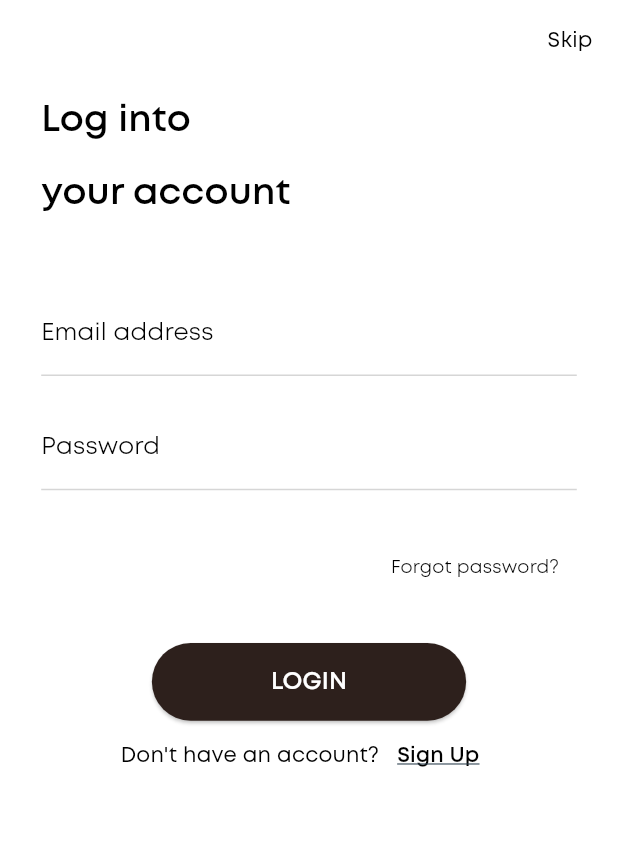
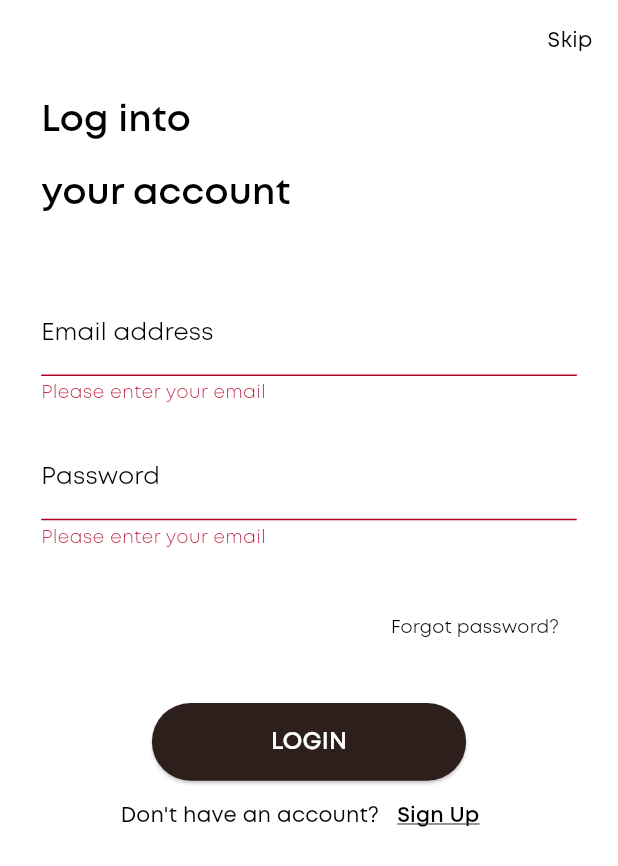
Before and after one commit to Bthloo/E-Commerce, a Flutter app: the screen it shows after launch, after a tap on "LOGIN", on a phone screen of 412 x 824 dp. Shown: the top 866 px of the screen. Run offline on Flutter 3.47's test engine with Material 3 defaults, Android fonts, the phone set to English and light mode, and no system bars; our stand-ins replace carousel_slider, dots_indicator, flutter_bloc, flutter_rating_bar, flutter_screenutil, fluttertoast and 2 more.

Commit message:
Complete Theming & Add Login Cubit

```diff
--- a/lib/core/general_components/custom_form_field.dart
+++ b/lib/core/general_components/custom_form_field.dart
@@ -1,6 +1,5 @@
 
 import 'package:flutter/material.dart';
-import 'package:flutter_screenutil/flutter_screenutil.dart';
 
 
 typedef MyValidator = String? Function(String?);
--- a/lib/features/home_screen/view/component/drawer_widget.dart
+++ b/lib/features/home_screen/view/component/drawer_widget.dart
@@ -1,10 +1,7 @@
-import 'package:flutter/cupertino.dart';
 import 'package:flutter/material.dart';
-import 'package:flutter/painting.dart';
 import 'package:flutter_bloc/flutter_bloc.dart';
 import 'package:flutter_screenutil/flutter_screenutil.dart';
 import 'package:lite_rolling_switch/lite_rolling_switch.dart';
-
 import '../../../../themeing/theme_cubit.dart';
 import '../../../../themeing/theme_enum.dart';
 import 'drawer_header_inside_widget.dart';
--- a/lib/features/home_screen/view/pages/home_screen.dart
+++ b/lib/features/home_screen/view/pages/home_screen.dart
@@ -1,13 +1,8 @@
 import 'dart:ui';
-
-import 'package:b_commerce/features/home_screen/view/component/drawer_item.dart';
 import 'package:b_commerce/features/home_screen/viewmodel/appbar_viewmodel/app_bar_cubit.dart';
 import 'package:flutter/material.dart';
-import 'package:flutter/services.dart';
 import 'package:flutter_bloc/flutter_bloc.dart';
 import 'package:flutter_screenutil/flutter_screenutil.dart';
-
-import '../component/drawer_header_inside_widget.dart';
 import '../component/drawer_widget.dart';
 
 class HomeScreen extends StatelessWidget {
--- a/lib/features/login_screen/view/pages/login_screen.dart
+++ b/lib/features/login_screen/view/pages/login_screen.dart
@@ -1,7 +1,11 @@
+import 'package:b_commerce/core/general_components/build_show_toast.dart';
 import 'package:b_commerce/core/general_components/custom_form_field.dart';
+import 'package:b_commerce/core/general_components/dialog.dart';
 import 'package:b_commerce/features/home_screen/view/pages/home_screen.dart';
+import 'package:b_commerce/features/login_screen/viewmodel/login_cubit.dart';
 import 'package:b_commerce/features/register_screen/view/pages/register_screen.dart';
 import 'package:flutter/material.dart';
+import 'package:flutter_bloc/flutter_bloc.dart';
 import 'package:flutter_screenutil/flutter_screenutil.dart';
 
 class LoginScreen extends StatelessWidget {
@@ -32,6 +36,27 @@ static const String routeName = 'login_screen';
       body:  Padding(
         padding:  EdgeInsets.symmetric(horizontal: 25.0.w),
         child: SingleChildScrollView(
+          child: BlocProvider(
+  create: (context) => LoginCubit(),
+  child: BlocConsumer<LoginCubit, LoginState>(
+  listener: (context, state) {
+    if (state is LoginSuccess) {
+      buildShowToast("Login Success");
+      Navigator.pushReplacementNamed(
+          context,
+          HomeScreen.routeName
+      );
+    }else if (state is LoginFailure) {
+      DialogUtilities.showMessage(
+          context,
+        state.error,
+        nigaiveActionName: "OK"
+      );
+    }
+  },
+  builder: (context, state) {
+    return Form(
+      key: context.read<LoginCubit>().formKey,
       child: Column(
               mainAxisAlignment: MainAxisAlignment.start,
               crossAxisAlignment: CrossAxisAlignment.start,
@@ -53,7 +78,7 @@ static const String routeName = 'login_screen';
                       }
                       return null;
                     },
-                  controller: TextEditingController(),
+                    controller: context.read<LoginCubit>().emailController,
                 ),
                 SizedBox(height: 20.h),
                 CustomFormField(
@@ -64,7 +89,7 @@ static const String routeName = 'login_screen';
                     }
                     return null;
                   },
-                controller: TextEditingController(),
+                  controller: context.read<LoginCubit>().passwordController,
                 ),
                 SizedBox(height: 28.h),
                 Align(
@@ -83,9 +108,12 @@ static const String routeName = 'login_screen';
                 ),
                 SizedBox(height: 25.h),
                 Center(
-                child: ElevatedButton(
+                  child: state is LoginLoading
+                      ? const CircularProgressIndicator()
+                      :
+                  ElevatedButton(
                       onPressed: () {
-
+                        context.read<LoginCubit>().login();
                       },
                       child: SizedBox(
                         height: 51.h,
@@ -132,6 +160,10 @@ static const String routeName = 'login_screen';
 
               ],
             ),
+    );
+  },
+),
+),
         ),
       ),
     );
--- /dev/null
+++ b/lib/features/login_screen/viewmodel/login_cubit.dart
@@ -0,0 +1,34 @@
+import 'package:flutter/cupertino.dart';
+import 'package:flutter_bloc/flutter_bloc.dart';
+
+part 'login_state.dart';
+
+class LoginCubit extends Cubit<LoginState> {
+  LoginCubit() : super(LoginInitial());
+  static LoginCubit get(context) => BlocProvider.of(context);
+  final TextEditingController emailController = TextEditingController();
+  final TextEditingController passwordController = TextEditingController();
+  final formKey = GlobalKey<FormState>();
+  void login() async{
+    if (formKey.currentState!.validate() == false) {
+      return;
+    } else {
+      emit(LoginLoading());
+      try {
+         await Future.delayed(const Duration(seconds: 2),() {
+           if(emailController.text == "admin"){
+              emit(LoginSuccess());
+           }else{
+             emit(LoginFailure("Invalid Email"));
+           }
+
+         },);
+       // emit(LoginSuccess());
+      } catch (e) {
+        emit(LoginFailure(e.toString()));
+      }
+    }
+
+  }
+
+}
--- /dev/null
+++ b/lib/features/login_screen/viewmodel/login_state.dart
@@ -0,0 +1,13 @@
+part of 'login_cubit.dart';
+
+@immutable
+sealed class LoginState {}
+
+final class LoginInitial extends LoginState {}
+final class LoginLoading extends LoginState {}
+final class LoginSuccess extends LoginState {}
+final class LoginFailure extends LoginState {
+  final String error;
+
+  LoginFailure(this.error);
+}
--- a/lib/features/profile_screen/view/components/profile_header.dart
+++ b/lib/features/profile_screen/view/components/profile_header.dart
@@ -1,8 +1,6 @@
-import 'package:b_commerce/core/general_components/color_helper.dart';
 import 'package:b_commerce/features/profile_screen/view/pages/edit_profile_screen.dart';
 import 'package:flutter/material.dart';
 import 'package:flutter_screenutil/flutter_screenutil.dart';
-
 import '../../../home_screen/view/component/drawer_header_inside_widget.dart';
 
 class ProfileHeader extends StatelessWidget {
--- a/lib/features/profile_screen/view/pages/edit_profile_screen.dart
+++ b/lib/features/profile_screen/view/pages/edit_profile_screen.dart
@@ -1,5 +1,4 @@
 import 'package:b_commerce/core/general_components/custom_form_field.dart';
-import 'package:flutter/cupertino.dart';
 import 'package:flutter/material.dart';
 import 'package:flutter_screenutil/flutter_screenutil.dart';
 
--- a/lib/main.dart
+++ b/lib/main.dart
@@ -1,4 +1,4 @@
-import 'package:b_commerce/core/general_components/theme_data.dart';
+import 'package:b_commerce/themeing/theme_data.dart';
 import 'package:b_commerce/features/home_screen/view/pages/home_screen.dart';
 import 'package:b_commerce/features/item_details_screen/view/pages/item_details_screen.dart';
 import 'package:b_commerce/features/login_screen/view/pages/login_screen.dart';
--- a/lib/core/general_components/theme_data.dart
+++ b/lib/themeing/theme_data.dart
@@ -1,7 +1,7 @@
 import 'package:flutter/material.dart';
 import 'package:flutter/services.dart';
 
-import 'color_helper.dart';
+import '../core/general_components/color_helper.dart';
 
 class AppTheme{
   static const Color whiteColor = Colors.white;
@@ -133,13 +133,12 @@ class AppTheme{
    ),
    dialogTheme: const DialogTheme(
      titleTextStyle: TextStyle(
-       color: ColorHelper.mainColor,
+       color: Colors.black,
        fontSize: 20,
-
      ),
-     backgroundColor: ColorHelper.darkColor,
+     backgroundColor: Colors.black,
      contentTextStyle: TextStyle(
-         color: Colors.white
+         color: Colors.black
      ),
 
    ),
@@ -184,10 +183,14 @@ class AppTheme{
    ),
    scaffoldBackgroundColor: Colors.white,
    // primaryColor: ColorHelper.mainColor,
-   colorScheme: const ColorScheme.dark(
-     brightness: Brightness.dark,
+   colorScheme: const ColorScheme.light(
+     onPrimary: Color(0xff3A2C27),
+     secondary: Color(0xff9D9D9D),
+     inversePrimary: Color(0xffF3F3F3),
+     brightness: Brightness.light,
      onSurface: ColorHelper.darkColor,
      primary: ColorHelper.mainColor,
+     surfaceContainer: Colors.white,
    ),
    useMaterial3: true,
  );
@@ -368,11 +371,16 @@ class AppTheme{
    ),
    scaffoldBackgroundColor: ColorHelper.darkThemeColor,
    // primaryColor: ColorHelper.mainColor,
-
+     //Color(0xff23262F)
+     //Color(0xffB1B5C3)
    colorScheme: const ColorScheme.dark(
+     onPrimary: Color(0xffFCFCFD),
+     secondary: Color(0xffB1B5C3),
+     inversePrimary: Color(0xff23262F),
      brightness: Brightness.dark,
      onSurface: ColorHelper.darkColor,
      primary: ColorHelper.mainColor,
+     surfaceContainer: ColorHelper.darkThemeColor,
    ),
    useMaterial3: true,
    inputDecorationTheme: const InputDecorationTheme(
```
Also changed, not shown: lib/features/home_screen/view/component/category_item.dart (+9 -8 lines), lib/features/item_details_screen/view/pages/item_details_screen.dart (+29 -32 lines), lib/features/home_screen/view/component/categories_wedgit.dart (line endings or trailing spaces). Lines whose indentation alone changed are shown as unchanged.
